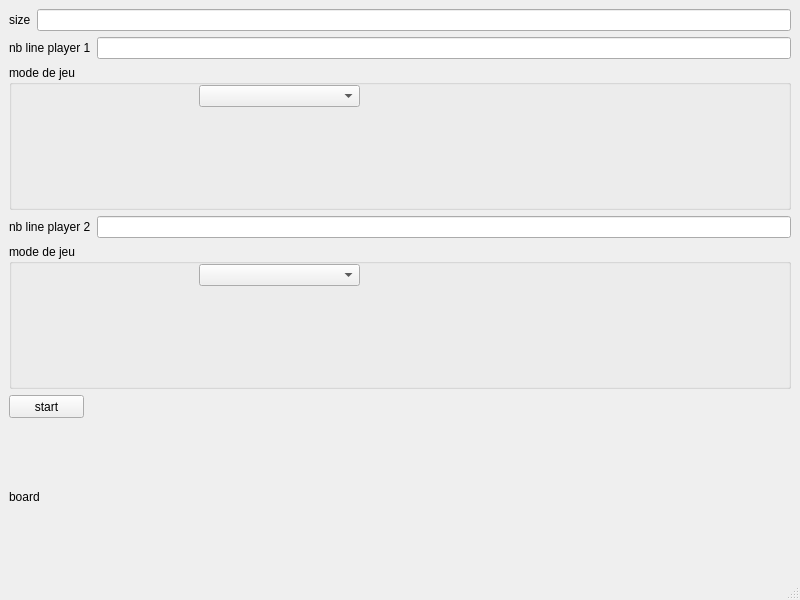
This is qt/checkers/mainwindow2.ui in romaincarlsen/EtudesPratiques as Qt 5 draws it before an edit. The edited form follows.
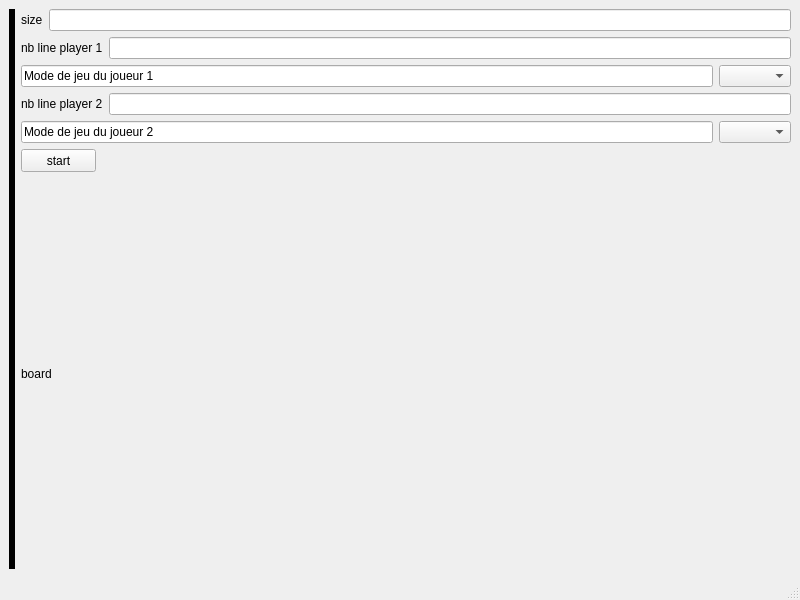
This is the edited form.

Patch:
```diff
--- a/qt/checkers/mainwindow2.ui
+++ b/qt/checkers/mainwindow2.ui
@@ -20,16 +20,88 @@
    <string>Jeu de dames</string>
   </property>
   <widget class="QWidget" name="centralwidget">
-   <layout class="QHBoxLayout" name="horizontalLayout">
+   <layout class="QHBoxLayout" name="horizontalLayout_7">
     <item>
-     <layout class="QGridLayout" name="board_gl">
-      <property name="spacing">
-       <number>0</number>
+     <widget class="QFrame" name="frame">
+      <property name="sizePolicy">
+       <sizepolicy hsizetype="Minimum" vsizetype="Minimum">
+        <horstretch>0</horstretch>
+        <verstretch>0</verstretch>
+       </sizepolicy>
       </property>
-     </layout>
+      <property name="minimumSize">
+       <size>
+        <width>0</width>
+        <height>0</height>
+       </size>
+      </property>
+      <property name="sizeIncrement">
+       <size>
+        <width>1</width>
+        <height>1</height>
+       </size>
+      </property>
+      <property name="frameShape">
+       <enum>QFrame::Box</enum>
+      </property>
+      <property name="frameShadow">
+       <enum>QFrame::Plain</enum>
+      </property>
+      <property name="lineWidth">
+       <number>3</number>
+      </property>
+      <property name="midLineWidth">
+       <number>20</number>
+      </property>
+      <layout class="QHBoxLayout" name="horizontalLayout">
+       <property name="spacing">
+        <number>0</number>
+       </property>
+       <property name="sizeConstraint">
+        <enum>QLayout::SetNoConstraint</enum>
+       </property>
+       <property name="leftMargin">
+        <number>0</number>
+       </property>
+       <property name="topMargin">
+        <number>0</number>
+       </property>
+       <property name="rightMargin">
+        <number>0</number>
+       </property>
+       <property name="bottomMargin">
+        <number>0</number>
+       </property>
+       <item>
+        <layout class="QGridLayout" name="board_gl">
+         <property name="sizeConstraint">
+          <enum>QLayout::SetNoConstraint</enum>
+         </property>
+         <property name="leftMargin">
+          <number>0</number>
+         </property>
+         <property name="topMargin">
+          <number>0</number>
+         </property>
+         <property name="rightMargin">
+          <number>0</number>
+         </property>
+         <property name="bottomMargin">
+          <number>0</number>
+         </property>
+         <property name="spacing">
+          <number>0</number>
+         </property>
+        </layout>
+       </item>
+      </layout>
+     </widget>
     </item>
     <item>
      <layout class="QVBoxLayout" name="verticalLayout">
+      <property name="sizeConstraint">
+       <enum>QLayout::SetMinimumSize</enum>
+      </property>
       <item>
        <layout class="QHBoxLayout" name="horizontalLayout_4">
         <item>
@@ -59,21 +131,27 @@
        </layout>
       </item>
       <item>
-       <widget class="QGroupBox" name="modeP1_gr">
-        <property name="title">
-         <string>mode de jeu</string>
-        </property>
-        <widget class="QComboBox" name="modeP1_IA">
-         <property name="geometry">
-          <rect>
-           <x>190</x>
-           <y>20</y>
-           <width>161</width>
-           <height>22</height>
-          </rect>
-         </property>
-        </widget>
-       </widget>
+       <layout class="QHBoxLayout" name="horizontalLayout_5">
+        <item>
+         <widget class="QLineEdit" name="lineEdit">
+          <property name="minimumSize">
+           <size>
+            <width>160</width>
+            <height>20</height>
+           </size>
+          </property>
+          <property name="text">
+           <string>Mode de jeu du joueur 1</string>
+          </property>
+          <property name="readOnly">
+           <bool>true</bool>
+          </property>
+         </widget>
+        </item>
+        <item>
+         <widget class="QComboBox" name="modeP1_IA"/>
+        </item>
+       </layout>
       </item>
       <item>
        <layout class="QHBoxLayout" name="horizontalLayout_2">
@@ -90,21 +168,27 @@
        </layout>
       </item>
       <item>
-       <widget class="QGroupBox" name="modeP2_gr">
-        <property name="title">
-         <string>mode de jeu</string>
-        </property>
-        <widget class="QComboBox" name="modeP2_IA">
-         <property name="geometry">
-          <rect>
-           <x>190</x>
-           <y>20</y>
-           <width>161</width>
-           <height>22</height>
-          </rect>
-         </property>
-        </widget>
-       </widget>
+       <layout class="QHBoxLayout" name="horizontalLayout_6">
+        <item>
+         <widget class="QLineEdit" name="lineEdit_2">
+          <property name="minimumSize">
+           <size>
+            <width>160</width>
+            <height>20</height>
+           </size>
+          </property>
+          <property name="text">
+           <string>Mode de jeu du joueur 2</string>
+          </property>
+          <property name="readOnly">
+           <bool>true</bool>
+          </property>
+         </widget>
+        </item>
+        <item>
+         <widget class="QComboBox" name="modeP2_IA"/>
+        </item>
+       </layout>
       </item>
       <item>
        <widget class="QPushButton" name="start">
```
